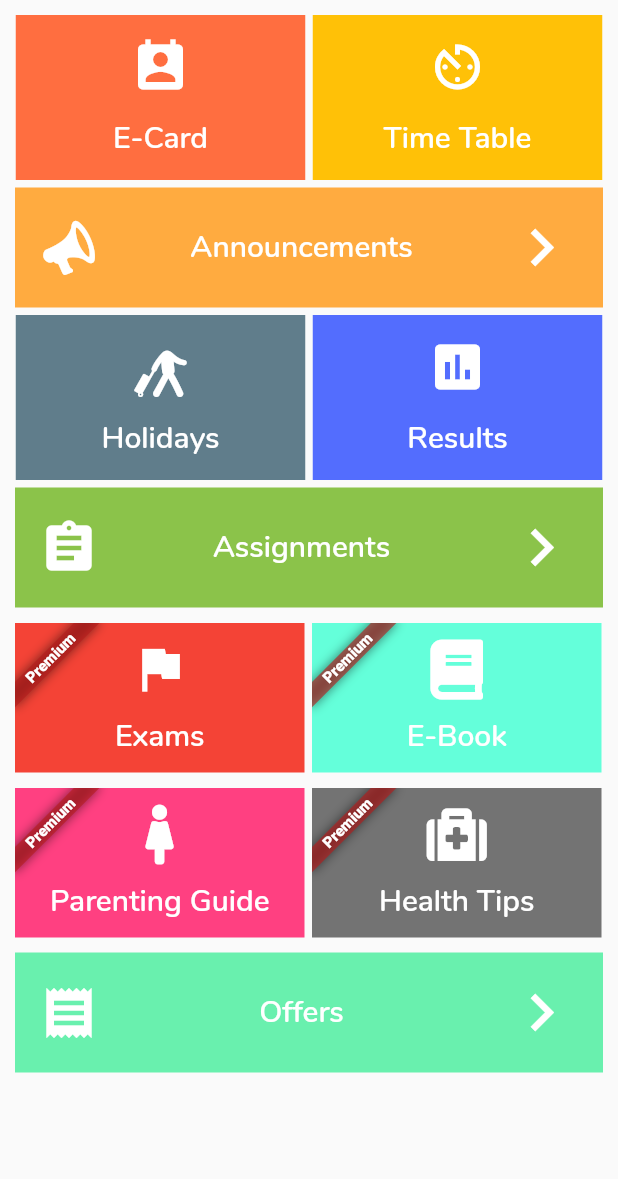
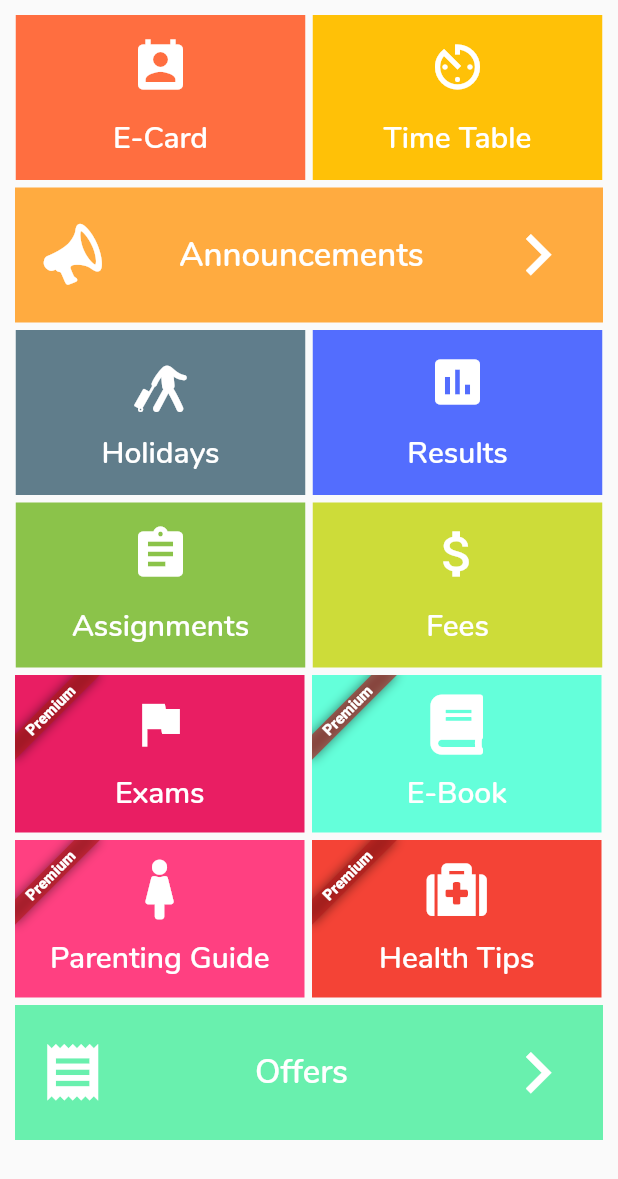
Before and after one commit to byteboss777/Our-E-School, a Flutter app: the Dashboard screen opened directly, on a phone screen of 412 x 824 dp. Shown: the top 1179 px of the screen. Run offline on Flutter 3.47's test engine with Material 2 defaults, Android fonts, the phone set to English and light mode, and no system bars; our stand-ins replace camera, dynamic_theme, file_picker, flip_card, font_awesome_flutter; missing offline and left inert: countdown_flutter, flutter_plugin_pdf_viewer, intro_views_flutter, random_color.

Commit message:
Fees Section Added

```diff
--- a/lib/Components/ColumnReusableCardButton.dart
+++ b/lib/Components/ColumnReusableCardButton.dart
@@ -30,21 +30,21 @@ class ColumnReusableCardButton extends StatelessWidget {
         // elevation: elevation ?? 4,
         child: MaterialButton(
           minWidth: MediaQuery.of(context).size.width,
-          height: height == null ? 80 : height,
+          height: height == null ? 90 : height,
           onPressed: onPressed,
           child: Row(
             mainAxisAlignment: MainAxisAlignment.spaceBetween,
             children: <Widget>[
               Icon(
                 icon,
-                size: 40,
+                size: 45,
                 color: Colors.white,
               ),
               Text(
                 label,
                 maxLines: 2,
                 style: TextStyle(
-                  fontSize: 20,
+                  fontSize: 22,
                   color: Colors.white,
                   fontWeight: FontWeight.w600
                 ),
@@ -52,7 +52,7 @@ class ColumnReusableCardButton extends StatelessWidget {
               Icon(
                 directionIcon ?? Icons.chevron_right,
                 color: Colors.white,
-                size: 50,
+                size: 55,
               )
             ],
           ),
--- a/lib/Components/RowReusableCardButton.dart
+++ b/lib/Components/RowReusableCardButton.dart
@@ -31,7 +31,7 @@ class RowReusableCardButtonBanner extends StatelessWidget {
   @override
   Widget build(BuildContext context) {
     return Padding(
-      padding: const EdgeInsets.only(top: 5, bottom: 5, right: 5),
+      padding: const EdgeInsets.only(top: 5, bottom: 0, right: 5),
       child: ClipRect(
         child: Container(
           color: tileColor ?? Colors.blue,
@@ -64,6 +64,8 @@ class _ReusableMaterialButton extends StatelessWidget {
       minWidth: MediaQuery.of(context).size.width / 2 - 13,
       onPressed: onPressed,
       child: Column(
+        mainAxisSize: MainAxisSize.max,
+        crossAxisAlignment: CrossAxisAlignment.center,
         mainAxisAlignment: MainAxisAlignment.spaceEvenly,
         children: <Widget>[
           Icon(
--- a/lib/pages/Dashboard/DashboardPage.dart
+++ b/lib/pages/Dashboard/DashboardPage.dart
@@ -49,7 +49,9 @@ class _DashboardState extends State<Dashboard> {
                           },
                           icon: Icons.perm_contact_calendar,
                         ),
-                        SizedBox(width: 5,),
+                        SizedBox(
+                          width: 5,
+                        ),
                         RowReusableCardButton(
                           tileColor: null,
                           icon: Icons.av_timer,
@@ -80,7 +82,9 @@ class _DashboardState extends State<Dashboard> {
                           label: 'Holidays',
                           onPressed: () {},
                         ),
-                        SizedBox(width: 5,),
+                        SizedBox(
+                          width: 5,
+                        ),
                         RowReusableCardButton(
                           tileColor: Colors.indigoAccent,
                           icon: Icons.assessment,
@@ -92,7 +96,15 @@ class _DashboardState extends State<Dashboard> {
                       ],
                     ),
                   ),
-                  ColumnReusableCardButton(
+                  SizedBox(
+                    height: 5,
+                  ),
+                  Container(
+                    height: 110,
+                    child: Row(
+                      mainAxisAlignment: MainAxisAlignment.center,
+                      children: <Widget>[
+                        RowReusableCardButton(
                           tileColor: Colors.lightGreen,
                           label: 'Assignments',
                           onPressed: () {
@@ -100,6 +112,28 @@ class _DashboardState extends State<Dashboard> {
                           },
                           icon: Icons.assignment,
                         ),
+                        SizedBox(
+                          width: 5,
+                        ),
+                        RowReusableCardButton(
+                          tileColor: Colors.lime,
+                          icon: Icons.attach_money,
+                          label: 'Fees',
+                          onPressed: () {
+                            // kopenPage(context, ResultPage());
+                          },
+                        ),
+                      ],
+                    ),
+                  ),
+                  // ColumnReusableCardButton(
+                  //   tileColor: Colors.lightGreen,
+                  //   label: 'Assignments',
+                  //   onPressed: () {
+                  //     kopenPage(context, AssignmentsPage());
+                  //   },
+                  //   icon: Icons.assignment,
+                  // ),
                   SizedBox(
                     height: 110,
                     child: ListView(
@@ -110,7 +144,7 @@ class _DashboardState extends State<Dashboard> {
                           mainAxisAlignment: MainAxisAlignment.spaceBetween,
                           children: <Widget>[
                             RowReusableCardButtonBanner(
-                              tileColor: Colors.red,
+                              tileColor: Colors.pink,
                               icon: Icons.assistant_photo,
                               label: 'Exams',
                               onPressed: () {
@@ -138,7 +172,6 @@ class _DashboardState extends State<Dashboard> {
                     height: 110,
                     child: ListView(
                       shrinkWrap: false,
-                      // padding: EdgeInsets.only(left: 10, right: 10),
                       scrollDirection: Axis.horizontal,
                       children: <Widget>[
                         Row(
@@ -153,7 +186,7 @@ class _DashboardState extends State<Dashboard> {
                               },
                             ),
                             RowReusableCardButtonBanner(
-                              tileColor: Colors.black54,
+                              tileColor: Colors.red,
                               icon: FontAwesomeIcons.medkit,
                               label: 'Health Tips',
                               onPressed: () {},
--- a/lib/pages/Profiles/GuardianProfile.dart
+++ b/lib/pages/Profiles/GuardianProfile.dart
@@ -54,7 +54,9 @@ class _GuardianProfilePageState extends State<GuardianProfilePage> {
                 mainAxisAlignment: MainAxisAlignment.spaceEvenly,
                 // crossAxisAlignment: CrossAxisAlignment.center,
                 children: <Widget>[
-                  Card(
+                  Container(
+                    constraints: BoxConstraints(maxHeight: 200, maxWidth: 200),
+                    child: Card(
                       elevation: 10,
                       shape: RoundedRectangleBorder(
                         borderRadius: BorderRadius.all(Radius.circular(20)),
@@ -64,6 +66,7 @@ class _GuardianProfilePageState extends State<GuardianProfilePage> {
                         width: MediaQuery.of(context).size.width / 2.5,
                         image: NetworkImage(
                           "https://cdn2.iconfinder.com/data/icons/random-outline-3/48/random_14-512.png",
+                        ),
                       ),
                     ),
                   ),
--- a/lib/pages/Profiles/ProfilePage.dart
+++ b/lib/pages/Profiles/ProfilePage.dart
@@ -54,7 +54,9 @@ class _ProfilePageState extends State<ProfilePage> {
                 mainAxisAlignment: MainAxisAlignment.spaceEvenly,
                 // crossAxisAlignment: CrossAxisAlignment.center,
                 children: <Widget>[
-                  Card(
+                  Container(
+                    constraints: BoxConstraints(maxHeight: 200, maxWidth: 200),
+                    child: Card(
                       elevation: 10,
                       shape: RoundedRectangleBorder(
                         borderRadius: BorderRadius.all(Radius.circular(20)),
@@ -64,6 +66,7 @@ class _ProfilePageState extends State<ProfilePage> {
                         width: MediaQuery.of(context).size.width / 2.5,
                         image: NetworkImage(
                             "https://cdn2.iconfinder.com/data/icons/random-outline-3/48/random_14-512.png"),
+                      ),
                     ),
                   ),
                 ],
```
Lines whose indentation alone changed are shown as unchanged.
